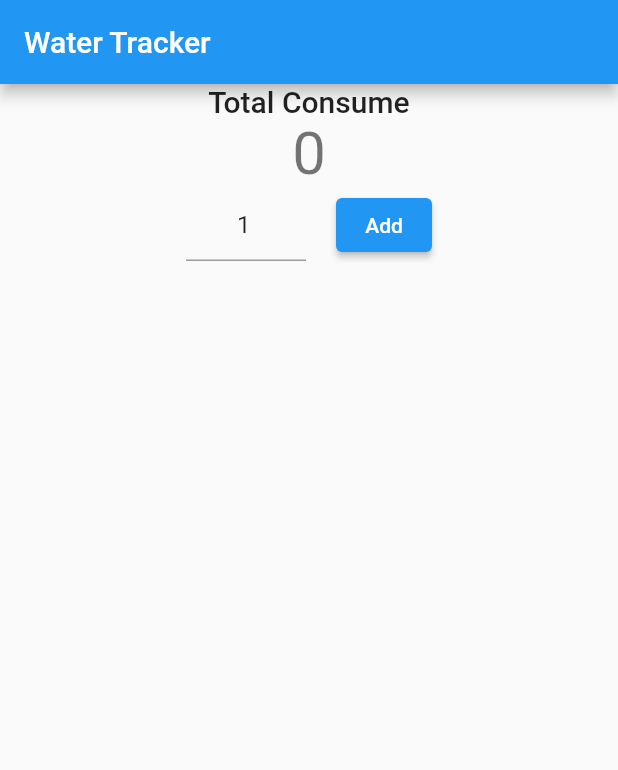
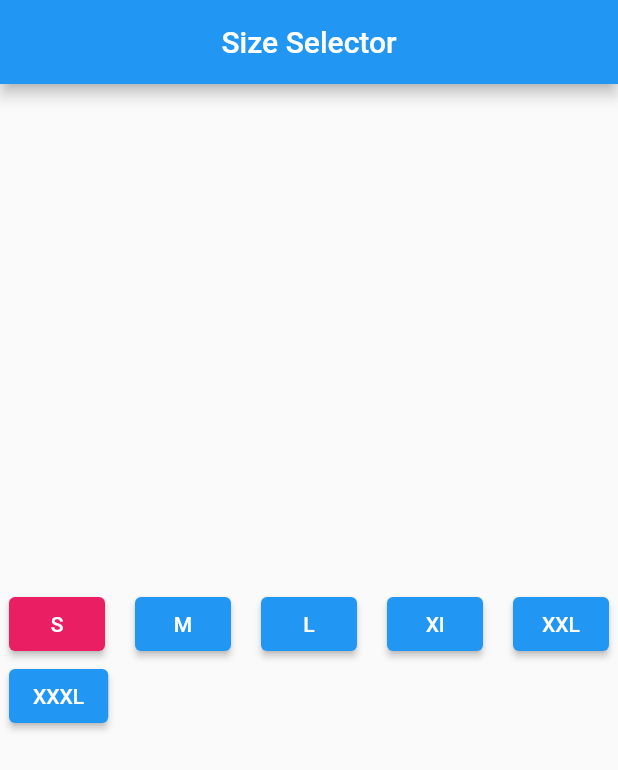
Before and after one commit to Sazzad-Hossain-Sobuj/Module-9-to12, a Flutter app: the screen it shows after launch, on a phone screen of 412 x 824 dp. Shown: the top 770 px of the screen. Run offline on Flutter 3.47's test engine with Material 2 defaults, Android fonts, the phone set to English and light mode, and no system bars.

Commit message:
module9 liveTest

```diff
--- a/m9 to m12/m9_to_m12_all_app/lib/home_screen.dart
+++ b/m9 to m12/m9_to_m12_all_app/lib/home_screen.dart
@@ -1,5 +1,4 @@
 import 'package:flutter/material.dart';
-import 'package:intl/intl.dart';
 
 class HomeScreen extends StatefulWidget {
   const HomeScreen({Key? key}) : super(key: key);
@@ -10,83 +9,103 @@ class HomeScreen extends StatefulWidget {
 
 class _HomeScreenState extends State<HomeScreen> {
 
-  final TextEditingController _amountOfGlassTEController = TextEditingController(text: '1');
-  List<WaterTrack> waterConsume = [];
-  int totalAmount = 0;
-
+  var names = [
+    'name',
+    'M',
+    'L',
+    'XL',
+    'XXL',
+    'XXXl',
+  ];
   @override
   Widget build(BuildContext context) {
     return Scaffold(
       appBar: AppBar(
-        title: Text('Water Tracker'),
+        title: Text('Size Selector'),
+        centerTitle: true,
       ),
 
-      body: Column(
-        children: [
-          Text('Total Consume',style: Theme.of(context).textTheme.titleLarge,),
-          Text('${totalAmount}',style: Theme.of(context).textTheme.headlineLarge,),
-          Row(
-            mainAxisAlignment: MainAxisAlignment.center,
-            children: [
-              SizedBox(
-                  width: 80,
-                  child: TextField(
-                    controller: _amountOfGlassTEController,
-                    textAlign: TextAlign.center,
-                    keyboardType: TextInputType.number,
-                  )),
-              SizedBox(width: 20,),
-              ElevatedButton(
+      body: Center(
+        child: Wrap(
+          spacing: 20,
+          children: [
+            ElevatedButton(
+              style: ElevatedButton.styleFrom(backgroundColor: Colors.pink),
                 onPressed: (){
-                  int amount = int.tryParse(_amountOfGlassTEController.text.trim()) ?? 1;
-                  totalAmount += amount;
-                  WaterTrack waterTrack = WaterTrack(DateTime.now(), 1);
-                  waterConsume.add(waterTrack);
+                  showDialog(
+                      context: context,
+                      builder: (context) => AlertDialog(
+                        title: Text('Small'),
+                        content: Text('You click in small'),
+                        iconColor: Colors.greenAccent,
+                      ));
                   setState(() {});
                 },
-                child: Text('Add')),
-            ],
-          ),
-          SizedBox(height: 20,),
+                child: Text('S')),
+            ElevatedButton(
+                onPressed: (){
+                  showDialog(
+                      context: context,
+                      builder: (context) => AlertDialog(
+                        title: Text('Medium'),
+                        content: Text('You click in medium'),
+                        iconColor: Colors.cyan,
+                      ));
+                  setState(() {});
+                },
+                child: Text('M')),
+            ElevatedButton(
+                onPressed: (){
+                  showDialog(
+                      context: context,
+                      builder: (context) => AlertDialog(
+                        title: Text('Large'),
+                        content: Text('You click in large'),
+                        iconColor: Colors.black,
+                      ));
+                  setState(() {});
+                },
+                child: Text('L')),
+            ElevatedButton(
+                onPressed: (){
+                  showDialog(
+                      context: context,
+                      builder: (context) => AlertDialog(
+                        title: Text('XXL'),
+                        content: Text('You click in XXL'),
+                        iconColor: Colors.pink,
+                      ));
+                  setState(() {});
+                },
+                child: Text('Xl')),
+            ElevatedButton(
+                onPressed: (){
+                  showDialog(
+                      context: context,
+                      builder: (context) => AlertDialog(
+                        title: Text('XXL'),
+                        content: Text('You click in XXL'),
+                        iconColor: Colors.orange,
+                      ));
+                  setState(() {});
+                },
+                child: Text('XXL')),
+            ElevatedButton(
+                onPressed: (){
+                  showDialog(
+                    context: context,
+                    builder: (context) => AlertDialog(
+                      title: Text('XXXL'),
+                      content: Text('You click in XXXL'),
+                      iconColor: Colors.teal,
+                    ));
+                  setState(() {});},
 
-          Expanded(
-            child: ListView.builder(
-                itemCount: waterConsume.length,
-                itemBuilder: (context, index) {
-                  return Padding(
-                    padding: EdgeInsets.all(2),
-                    child: Card(
-                      shadowColor: Colors.black38,
-                      elevation: 10,
-                      shape: RoundedRectangleBorder(
-                        borderRadius: BorderRadius.circular(10),
-                      ),
-                      child: ListTile(
-                        leading: CircleAvatar(
-                          backgroundColor: Colors.black38,
-                          radius: 25,
-                          child: Text('${index + 1}'),
-                        ),
-                        title: Text(DateFormat('HH:MM:s a dd-MM-yyyy').format(waterConsume[index].time)),
-
-                        trailing: Text('${waterConsume[index].numOfGlass}'),
-
-
-                      ),
-                    ),
-                  );
-                }),
-          ),
-        ],
+                child: Text('XXXL')),
+          ],
+        ),
       ),
 
     );
   }
 }
-
-class WaterTrack {
-  final DateTime time;
-  final int numOfGlass;
-
-  WaterTrack(this.time, this.numOfGlass);
-}
--- a/m9 to m12/m9_to_m12_all_app/lib/main.dart
+++ b/m9 to m12/m9_to_m12_all_app/lib/main.dart
@@ -12,6 +12,7 @@ class MyApp extends StatelessWidget {
   @override
   Widget build(BuildContext context) {
     return MaterialApp(
+      debugShowCheckedModeBanner: false,
       home: HomeScreen(),
     );
   }
```
